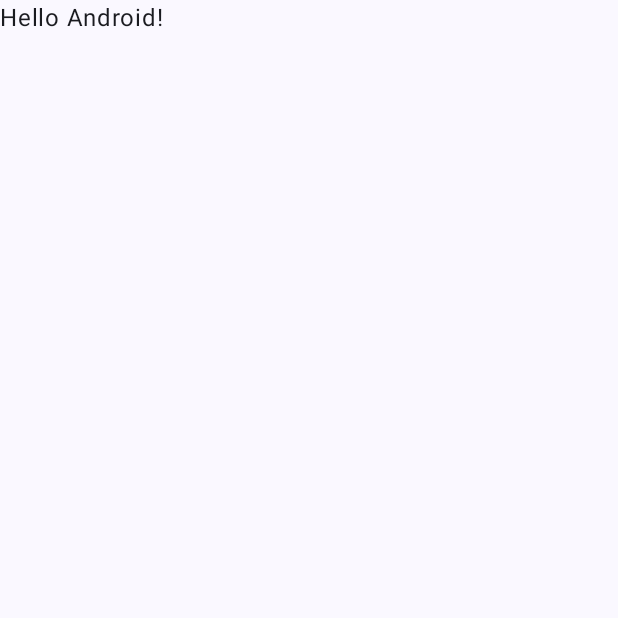
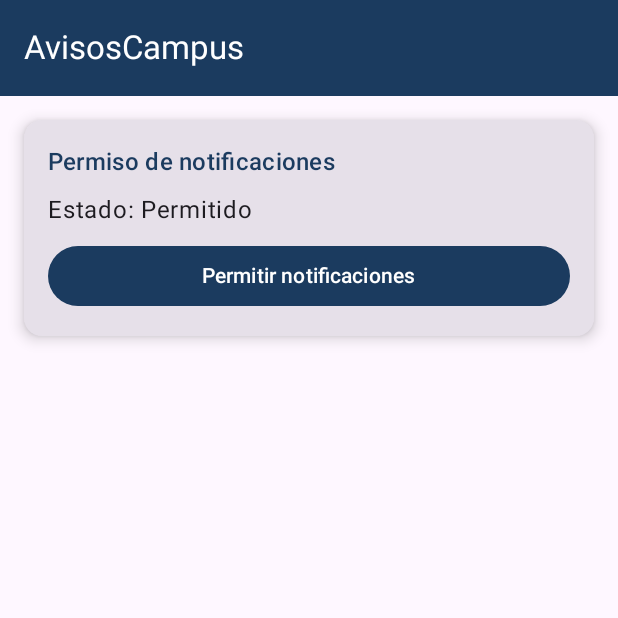
Before and after one commit to Programer-DMeli/AvisosCampus, an Android app built with Jetpack Compose: the screen it shows after launch (MainActivity), on a phone screen of 412 x 824 dp, the top half of it. Before the commit the part shown is almost empty. Run offline under Robolectric (Android 15) with nearby library versions, the phone set to English and light mode, and no system bars.

Commit message:
feat(permiso): pide POST_NOTIFICATIONS y muestra su estado

```diff
--- a/app/src/main/AndroidManifest.xml
+++ b/app/src/main/AndroidManifest.xml
@@ -1,6 +1,8 @@
 <?xml version="1.0" encoding="utf-8"?>
 <manifest xmlns:android="http://schemas.android.com/apk/res/android"
     xmlns:tools="http://schemas.android.com/tools">
+
+    <uses-permission android:name="android.permission.POST_NOTIFICATIONS" />
 
     <application
         android:name=".AvisosApp"
--- a/app/src/main/java/com/carbajal/avisoscampus/MainActivity.kt
+++ b/app/src/main/java/com/carbajal/avisoscampus/MainActivity.kt
@@ -4,44 +4,26 @@ import android.os.Bundle
 import androidx.activity.ComponentActivity
 import androidx.activity.compose.setContent
 import androidx.activity.enableEdgeToEdge
+import androidx.activity.viewModels
 import androidx.compose.foundation.layout.fillMaxSize
-import androidx.compose.foundation.layout.padding
-import androidx.compose.material3.Scaffold
-import androidx.compose.material3.Text
-import androidx.compose.runtime.Composable
+import androidx.compose.material3.Surface
 import androidx.compose.ui.Modifier
-import androidx.compose.ui.tooling.preview.Preview
+import com.carbajal.avisoscampus.ui.PantallaAvisos
 import com.carbajal.avisoscampus.ui.theme.AvisoscampusTheme
+import com.carbajal.avisoscampus.viewmodel.AvisosViewModel
 
 class MainActivity : ComponentActivity() {
+    private val vm: AvisosViewModel by viewModels()
+
     override fun onCreate(savedInstanceState: Bundle?) {
         super.onCreate(savedInstanceState)
         enableEdgeToEdge()
         setContent {
             AvisoscampusTheme {
-                Scaffold(modifier = Modifier.fillMaxSize()) { innerPadding ->
-                    Greeting(
-                        name = "Android",
-                        modifier = Modifier.padding(innerPadding)
-                    )
+                Surface(modifier = Modifier.fillMaxSize()) {
+                    PantallaAvisos(vm = vm)
                 }
             }
         }
     }
 }
-
-@Composable
-fun Greeting(name: String, modifier: Modifier = Modifier) {
-    Text(
-        text = "Hello $name!",
-        modifier = modifier
-    )
-}
-
-@Preview(showBackground = true)
-@Composable
-fun GreetingPreview() {
-    AvisoscampusTheme {
-        Greeting("Android")
-    }
-}
--- a/app/src/main/java/com/carbajal/avisoscampus/model/Modelos.kt
+++ b/app/src/main/java/com/carbajal/avisoscampus/model/Modelos.kt
@@ -1 +1,21 @@
 package com.carbajal.avisoscampus.model
+
+enum class PermisoUi {
+    SIN_PEDIR,
+    PERMITIDO,
+    DENEGADO
+}
+
+enum class Origen {
+    BOTON,
+    RECORDATORIO,
+    MODO_AVION
+}
+
+data class Aviso(
+    val id: Long = System.currentTimeMillis(),
+    val origen: Origen,
+    val titulo: String,
+    val texto: String,
+    val timestamp: Long = System.currentTimeMillis()
+)
--- a/app/src/main/java/com/carbajal/avisoscampus/notificacion/Notificador.kt
+++ b/app/src/main/java/com/carbajal/avisoscampus/notificacion/Notificador.kt
@@ -1,9 +1,12 @@
 package com.carbajal.avisoscampus.notificacion
 
+import android.Manifest
 import android.app.NotificationChannel
 import android.app.NotificationManager
 import android.content.Context
+import android.content.pm.PackageManager
 import android.os.Build
+import androidx.core.content.ContextCompat
 
 object Notificador {
     const val CANAL = "avisos"
@@ -17,4 +20,15 @@ object Notificador {
             notificationManager.createNotificationChannel(channel)
         }
     }
+
+    fun tienePermiso(context: Context): Boolean {
+        return if (Build.VERSION.SDK_INT < 33) {
+            true
+        } else {
+            ContextCompat.checkSelfPermission(
+                context,
+                Manifest.permission.POST_NOTIFICATIONS
+            ) == PackageManager.PERMISSION_GRANTED
+        }
+    }
 }
--- a/app/src/main/java/com/carbajal/avisoscampus/ui/PantallaAvisos.kt
+++ b/app/src/main/java/com/carbajal/avisoscampus/ui/PantallaAvisos.kt
@@ -1 +1,93 @@
 package com.carbajal.avisoscampus.ui
+
+import android.Manifest
+import android.os.Build
+import androidx.activity.compose.rememberLauncherForActivityResult
+import androidx.activity.result.contract.ActivityResultContracts
+import androidx.compose.foundation.layout.*
+import androidx.compose.material3.*
+import androidx.compose.runtime.*
+import androidx.compose.ui.Alignment
+import androidx.compose.ui.Modifier
+import androidx.compose.ui.platform.LocalContext
+import androidx.compose.ui.unit.dp
+import com.carbajal.avisoscampus.model.PermisoUi
+import com.carbajal.avisoscampus.notificacion.Notificador
+import com.carbajal.avisoscampus.viewmodel.AvisosViewModel
+
+@OptIn(ExperimentalMaterial3Api::class)
+@Composable
+fun PantallaAvisos(vm: AvisosViewModel) {
+    val context = LocalContext.current
+    val permiso by vm.permiso.collectAsState()
+
+    val lanzador = rememberLauncherForActivityResult(
+        contract = ActivityResultContracts.RequestPermission()
+    ) { concedido ->
+        vm.permisoRespondido(concedido)
+    }
+
+    LaunchedEffect(Unit) {
+        if (Notificador.tienePermiso(context)) {
+            vm.permisoRespondido(true)
+        }
+    }
+
+    Scaffold(
+        topBar = {
+            TopAppBar(
+                title = { Text("AvisosCampus", color = MaterialTheme.colorScheme.onPrimary) },
+                colors = TopAppBarDefaults.topAppBarColors(
+                    containerColor = MaterialTheme.colorScheme.primary,
+                    titleContentColor = MaterialTheme.colorScheme.onPrimary
+                )
+            )
+        }
+    ) { innerPadding ->
+        Column(
+            modifier = Modifier
+                .fillMaxSize()
+                .padding(innerPadding)
+                .padding(16.dp),
+            verticalArrangement = Arrangement.spacedBy(16.dp)
+        ) {
+            Card(
+                modifier = Modifier.fillMaxWidth(),
+                elevation = CardDefaults.cardElevation(defaultElevation = 6.dp)
+            ) {
+                Column(
+                    modifier = Modifier
+                        .fillMaxWidth()
+                        .padding(16.dp),
+                    verticalArrangement = Arrangement.spacedBy(8.dp)
+                ) {
+                    Text(
+                        text = "Permiso de notificaciones",
+                        style = MaterialTheme.typography.titleMedium,
+                        color = MaterialTheme.colorScheme.primary
+                    )
+
+                    val textoPermiso = when (permiso) {
+                        PermisoUi.SIN_PEDIR -> "Sin pedir"
+                        PermisoUi.PERMITIDO -> "Permitido"
+                        PermisoUi.DENEGADO -> "Denegado"
+                    }
+                    Text(text = "Estado: $textoPermiso")
+
+                    Button(
+                        onClick = {
+                            if (Build.VERSION.SDK_INT >= 33) {
+                                lanzador.launch(Manifest.permission.POST_NOTIFICATIONS)
+                            } else {
+                                vm.permisoRespondido(true)
+                            }
+                        },
+                        modifier = Modifier.fillMaxWidth()
+                    ) {
+                        Text("Permitir notificaciones")
+                    }
+                }
+            }
+        }
+    }
+}
--- a/app/src/main/java/com/carbajal/avisoscampus/ui/theme/Color.kt
+++ b/app/src/main/java/com/carbajal/avisoscampus/ui/theme/Color.kt
@@ -1,6 +1,10 @@
 package com.carbajal.avisoscampus.ui.theme
 
 import androidx.compose.ui.graphics.Color
+
+val PrimaryBlue = Color(0xFF1B3B5F)
+val SecondaryBlue = Color(0xFF2C5282)
+val TertiaryBlue = Color(0xFF4299E1)
 
 val Purple80 = Color(0xFFD0BCFF)
 val PurpleGrey80 = Color(0xFFCCC2DC)
--- a/app/src/main/java/com/carbajal/avisoscampus/ui/theme/Theme.kt
+++ b/app/src/main/java/com/carbajal/avisoscampus/ui/theme/Theme.kt
@@ -12,32 +12,22 @@ import androidx.compose.runtime.Composable
 import androidx.compose.ui.platform.LocalContext
 
 private val DarkColorScheme = darkColorScheme(
-    primary = Purple80,
-    secondary = PurpleGrey80,
-    tertiary = Pink80
+    primary = PrimaryBlue,
+    secondary = SecondaryBlue,
+    tertiary = TertiaryBlue
 )
 
 private val LightColorScheme = lightColorScheme(
-    primary = Purple40,
-    secondary = PurpleGrey40,
-    tertiary = Pink40
-
-    /* Other default colors to override
-    background = Color(0xFFFFFBFE),
-    surface = Color(0xFFFFFBFE),
-    onPrimary = Color.White,
-    onSecondary = Color.White,
-    onTertiary = Color.White,
-    onBackground = Color(0xFF1C1B1F),
-    onSurface = Color(0xFF1C1B1F),
-    */
+    primary = PrimaryBlue,
+    secondary = SecondaryBlue,
+    tertiary = TertiaryBlue
 )
 
 @Composable
 fun AvisoscampusTheme(
     darkTheme: Boolean = isSystemInDarkTheme(),
     // Dynamic color is available on Android 12+
-    dynamicColor: Boolean = true,
+    dynamicColor: Boolean = false,
     content: @Composable () -> Unit
 ) {
     val colorScheme = when {
--- a/app/src/main/java/com/carbajal/avisoscampus/viewmodel/AvisosViewModel.kt
+++ b/app/src/main/java/com/carbajal/avisoscampus/viewmodel/AvisosViewModel.kt
@@ -1 +1,21 @@
 package com.carbajal.avisoscampus.viewmodel
+
+import androidx.lifecycle.ViewModel
+import com.carbajal.avisoscampus.model.PermisoUi
+import kotlinx.coroutines.flow.MutableStateFlow
+import kotlinx.coroutines.flow.StateFlow
+import kotlinx.coroutines.flow.asStateFlow
+
+class AvisosViewModel : ViewModel() {
+
+    private val _permiso = MutableStateFlow(PermisoUi.SIN_PEDIR)
+    val permiso: StateFlow<PermisoUi> = _permiso.asStateFlow()
+
+    fun permisoRespondido(concedido: Boolean) {
+        _permiso.value = if (concedido) {
+            PermisoUi.PERMITIDO
+        } else {
+            PermisoUi.DENEGADO
+        }
+    }
+}
--- a/app/src/main/res/values/strings.xml
+++ b/app/src/main/res/values/strings.xml
@@ -1,3 +1,3 @@
 <resources>
-    <string name="app_name">avisoscampus</string>
+    <string name="app_name">AvisosCampus</string>
 </resources>
```
Also changed, not shown: 1 other file.
